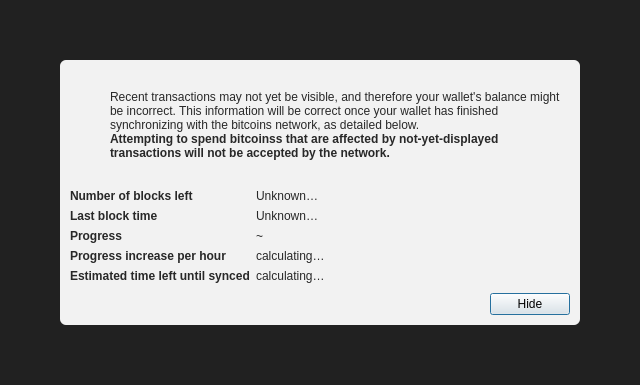
bLeYeNk/X1Coin, file src/qt/forms/modaloverlay.ui: the form before one commit.
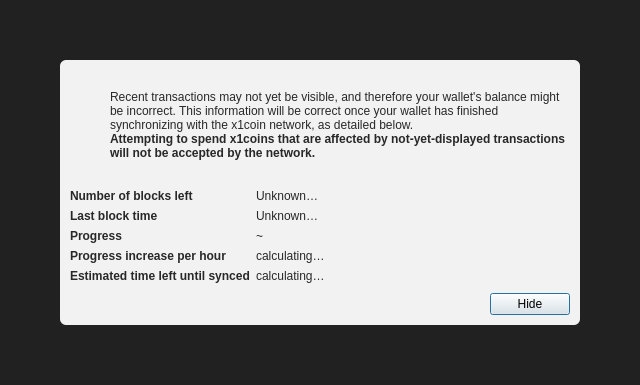
The form after the commit. Icons and pictures are not drawn.

What changed in the file:
```diff
--- a/src/qt/forms/modaloverlay.ui
+++ b/src/qt/forms/modaloverlay.ui
@@ -130,7 +130,7 @@
              <item>
               <widget class="QLabel" name="infoText">
                <property name="text">
-                <string>Recent transactions may not yet be visible, and therefore your wallet's balance might be incorrect. This information will be correct once your wallet has finished synchronizing with the bitcoins network, as detailed below.</string>
+                <string>Recent transactions may not yet be visible, and therefore your wallet's balance might be incorrect. This information will be correct once your wallet has finished synchronizing with the x1coin network, as detailed below.</string>
                </property>
                <property name="textFormat">
                 <enum>Qt::RichText</enum>
@@ -149,7 +149,7 @@
                 </font>
                </property>
                <property name="text">
-                <string>Attempting to spend bitcoinss that are affected by not-yet-displayed transactions will not be accepted by the network.</string>
+                <string>Attempting to spend x1coins that are affected by not-yet-displayed transactions will not be accepted by the network.</string>
                </property>
                <property name="textFormat">
                 <enum>Qt::RichText</enum>
```
